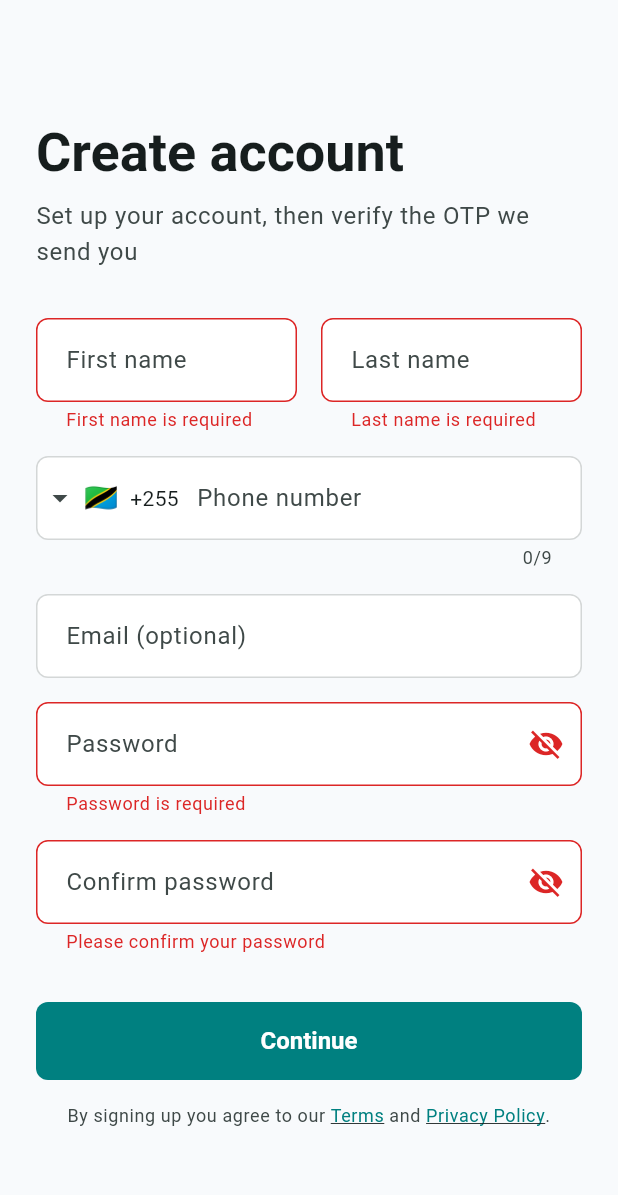
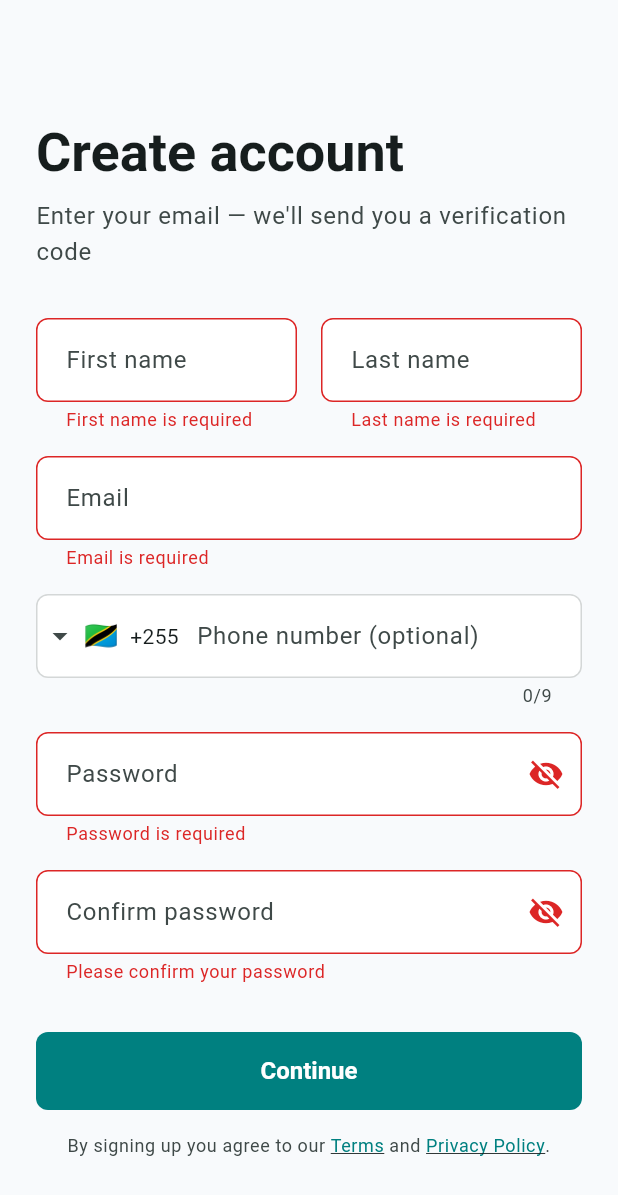
Before and after one commit to godblesskaaya/rishfy, a Flutter app: the RegisterScreen screen opened by its route, after a tap on "Continue", on a phone screen of 412 x 824 dp. Shown: the top 1195 px of the screen. Run offline on Flutter 3.47's test engine with Material 3 defaults, Android fonts, the phone set to English and light mode, and no system bars; drawn by our look-alikes of intl_phone_field; our stand-ins replace dio, equatable, firebase_core, firebase_crashlytics, firebase_messaging, flutter_riverpod and 9 more; missing offline and left inert: google_polyline_algorithm; accounts and stored records are empty.

Commit message:
feat(mobile/auth): switch login/register to email-first, phone optional
- login_screen: replace IntlPhoneField with email TextFormField
- register_screen: email required (top of form), phone optional with no validator failure
- forgot_password_screen: email field replaces phone field; updated copy throughout
- auth_remote_datasource: register() signature email required / phoneNumber optional
- auth_repository: interface + impl updated to match; contactLabel prefers email

```diff
--- a/mobile/lib/features/auth/data/datasources/auth_remote_datasource.dart
+++ b/mobile/lib/features/auth/data/datasources/auth_remote_datasource.dart
@@ -30,20 +30,20 @@ class AuthRemoteDataSource {
   }
 
   Future<RegistrationResponseDto> register({
-    required String phoneNumber,
+    required String email,
     required String password,
     String? fullName,
-    String? email,
+    String? phoneNumber,
   }) {
     return _send<Map<String, dynamic>, RegistrationResponseDto>(
       operation: 'register',
       request: () => _dio.post<Map<String, dynamic>>(
         '$_basePath/register',
         data: <String, dynamic>{
-          'phoneNumber': phoneNumber,
+          'email': email,
           'password': password,
           if (fullName != null && fullName.isNotEmpty) 'fullName': fullName,
-          if (email != null && email.isNotEmpty) 'email': email,
+          if (phoneNumber != null && phoneNumber.isNotEmpty) 'phoneNumber': phoneNumber,
         },
       ),
       parse: RegistrationResponseDto.fromJson,
--- a/mobile/lib/features/auth/domain/entities/user.dart
+++ b/mobile/lib/features/auth/domain/entities/user.dart
@@ -132,9 +132,9 @@ class PendingRegistration extends Equatable {
   final String? email;
   final DateTime? expiresAt;
 
-  String get contactLabel => phoneNumber?.isNotEmpty == true
-      ? phoneNumber!
-      : (email?.isNotEmpty == true ? email! : 'your account');
+  String get contactLabel => email?.isNotEmpty == true
+      ? email!
+      : (phoneNumber?.isNotEmpty == true ? phoneNumber! : 'your account');
 
   @override
   List<Object?> get props => <Object?>[userId, phoneNumber, email, expiresAt];
--- a/mobile/lib/features/auth/domain/repositories/auth_repository.dart
+++ b/mobile/lib/features/auth/domain/repositories/auth_repository.dart
@@ -9,12 +9,12 @@ abstract class AuthRepository {
     required String password,
   });
 
-  /// Create an account and trigger OTP delivery.
+  /// Create an account and trigger OTP delivery to email.
   Future<PendingRegistration> register({
-    required String phoneNumber,
+    required String email,
     required String password,
     String? fullName,
-    String? email,
+    String? phoneNumber,
   });
 
   /// Complete registration by verifying the OTP code.
--- a/mobile/lib/features/auth/presentation/screens/forgot_password_screen.dart
+++ b/mobile/lib/features/auth/presentation/screens/forgot_password_screen.dart
@@ -4,8 +4,6 @@ import 'package:flutter/material.dart';
 import 'package:flutter/services.dart';
 import 'package:flutter_riverpod/flutter_riverpod.dart';
 import 'package:go_router/go_router.dart';
-import 'package:intl_phone_field/intl_phone_field.dart';
-import 'package:intl_phone_field/phone_number.dart';
 
 import '../../../../core/constants/app_constants.dart';
 import '../../../../core/errors/app_exception.dart';
@@ -22,18 +20,16 @@ class ForgotPasswordScreen extends ConsumerStatefulWidget {
       _ForgotPasswordScreenState();
 }
 
-class _ForgotPasswordScreenState
-    extends ConsumerState<ForgotPasswordScreen> {
+class _ForgotPasswordScreenState extends ConsumerState<ForgotPasswordScreen> {
   final GlobalKey<FormState> _requestFormKey = GlobalKey<FormState>();
   final GlobalKey<FormState> _confirmFormKey = GlobalKey<FormState>();
+  final TextEditingController _emailCtrl = TextEditingController();
   final TextEditingController _otpCtrl = TextEditingController();
   final TextEditingController _passwordCtrl = TextEditingController();
   final TextEditingController _confirmCtrl = TextEditingController();
 
   _Step _step = _Step.request;
   String _identifier = '';
-  String _phoneCountryCode = '+255';
-  String _phoneNumber = '';
   bool _submitting = false;
   bool _obscurePwd = true;
   String? _error;
@@ -41,6 +37,7 @@ class _ForgotPasswordScreenState
 
   @override
   void dispose() {
+    _emailCtrl.dispose();
     _otpCtrl.dispose();
     _passwordCtrl.dispose();
     _confirmCtrl.dispose();
@@ -49,7 +46,7 @@ class _ForgotPasswordScreenState
 
   Future<void> _requestReset() async {
     if (!(_requestFormKey.currentState?.validate() ?? false)) return;
-    final String id = '$_phoneCountryCode$_phoneNumber';
+    final String email = _emailCtrl.text.trim();
     setState(() {
       _submitting = true;
       _error = null;
@@ -58,12 +55,12 @@ class _ForgotPasswordScreenState
     try {
       await ref
           .read(authControllerProvider.notifier)
-          .requestPasswordReset(identifier: id);
+          .requestPasswordReset(identifier: email);
       if (!mounted) return;
       setState(() {
-        _identifier = id;
+        _identifier = email;
         _step = _Step.confirm;
-        _info = 'If an account matches that number, we sent a 6-digit code.';
+        _info = 'If an account matches that email, we sent a 6-digit code.';
       });
     } on AppException catch (e) {
       if (!mounted) return;
@@ -135,25 +132,26 @@ class _ForgotPasswordScreenState
           ),
           const SizedBox(height: 8),
           Text(
-            'Enter the phone number on your account. We will send a 6-digit '
+            'Enter the email address on your account. We will send a 6-digit '
             'code to verify it is you.',
             style: Theme.of(context).textTheme.bodyMedium,
           ),
           const SizedBox(height: 24),
-          IntlPhoneField(
-            initialCountryCode: 'TZ',
+          TextFormField(
+            controller: _emailCtrl,
+            keyboardType: TextInputType.emailAddress,
+            autocorrect: false,
             decoration: const InputDecoration(
-              labelText: 'Phone number',
-              hintText: '712 345 678',
+              labelText: 'Email address',
+              hintText: 'you@example.com',
             ),
-            onChanged: (PhoneNumber p) {
-              _phoneCountryCode = p.countryCode;
-              _phoneNumber = p.number;
-            },
-            validator: (PhoneNumber? phone) {
-              final String number = phone?.number ?? '';
-              if (number.length < 9) return 'Enter a valid phone number';
-              return null;
+            validator: (String? value) {
+              if (value == null || value.trim().isEmpty) {
+                return 'Email is required';
+              }
+              final bool ok = RegExp(r'^[^@\s]+@[^@\s]+\.[^@\s]+$')
+                  .hasMatch(value.trim());
+              return ok ? null : 'Invalid email address';
             },
           ),
           if (_error != null) ...<Widget>[
@@ -220,8 +218,7 @@ class _ForgotPasswordScreenState
               labelText: 'New password',
               helperText: 'Use at least 8 characters',
               suffixIcon: IconButton(
-                onPressed: () =>
-                    setState(() => _obscurePwd = !_obscurePwd),
+                onPressed: () => setState(() => _obscurePwd = !_obscurePwd),
                 icon: Icon(
                   _obscurePwd ? Icons.visibility_off : Icons.visibility,
                 ),
@@ -260,7 +257,7 @@ class _ForgotPasswordScreenState
             onPressed: _submitting
                 ? null
                 : () => setState(() => _step = _Step.request),
-            child: const Text('Use a different number'),
+            child: const Text('Use a different email'),
           ),
         ],
       ),
--- a/mobile/lib/features/auth/presentation/screens/register_screen.dart
+++ b/mobile/lib/features/auth/presentation/screens/register_screen.dart
@@ -54,21 +54,21 @@ class _RegisterScreenState extends ConsumerState<RegisterScreen> {
     });
 
     try {
-      final String fullPhone = '$_countryCode$_phoneNumber';
       final String firstName = _firstNameCtrl.text.trim();
       final String lastName = _lastNameCtrl.text.trim();
       final String fullName = <String>[firstName, lastName]
           .where((String part) => part.isNotEmpty)
           .join(' ');
 
+      final String? phone =
+          _phoneNumber.isNotEmpty ? '$_countryCode$_phoneNumber' : null;
+
       final PendingRegistration pending =
           await ref.read(authControllerProvider.notifier).register(
-                phoneNumber: fullPhone,
+                email: _emailCtrl.text.trim(),
                 password: _passwordCtrl.text,
                 fullName: fullName,
-                email: _emailCtrl.text.trim().isEmpty
-                    ? null
-                    : _emailCtrl.text.trim(),
+                phoneNumber: phone,
               );
 
       if (!mounted) return;
@@ -110,7 +110,7 @@ class _RegisterScreenState extends ConsumerState<RegisterScreen> {
                 ),
                 const SizedBox(height: 8),
                 Text(
-                  'Set up your account, then verify the OTP we send you',
+                  'Enter your email — we\'ll send you a verification code',
                   style: Theme.of(context).textTheme.bodyLarge?.copyWith(
                         color: Theme.of(context).colorScheme.onSurfaceVariant,
                       ),
@@ -148,10 +148,27 @@ class _RegisterScreenState extends ConsumerState<RegisterScreen> {
                   ],
                 ),
                 const SizedBox(height: 16),
+                TextFormField(
+                  controller: _emailCtrl,
+                  keyboardType: TextInputType.emailAddress,
+                  autocorrect: false,
+                  decoration: const InputDecoration(
+                    labelText: 'Email',
+                  ),
+                  validator: (String? value) {
+                    if (value == null || value.trim().isEmpty) {
+                      return 'Email is required';
+                    }
+                    final bool ok = RegExp(r'^[^@\s]+@[^@\s]+\.[^@\s]+$')
+                        .hasMatch(value.trim());
+                    return ok ? null : 'Invalid email address';
+                  },
+                ),
+                const SizedBox(height: 16),
                 IntlPhoneField(
                   initialCountryCode: 'TZ',
                   decoration: const InputDecoration(
-                    labelText: 'Phone number',
+                    labelText: 'Phone number (optional)',
                   ),
                   onChanged: (PhoneNumber phone) {
                     _phoneNumber = phone.number;
@@ -159,23 +176,9 @@ class _RegisterScreenState extends ConsumerState<RegisterScreen> {
                   },
                   validator: (PhoneNumber? phone) {
                     final String number = phone?.number ?? '';
-                    if (number.isEmpty) return 'Phone number is required';
+                    if (number.isEmpty) return null;
                     if (number.length < 9) return 'Phone number is too short';
                     return null;
-                  },
-                ),
-                const SizedBox(height: 16),
-                TextFormField(
-                  controller: _emailCtrl,
-                  keyboardType: TextInputType.emailAddress,
-                  decoration: const InputDecoration(
-                    labelText: 'Email (optional)',
-                  ),
-                  validator: (String? value) {
-                    if (value == null || value.trim().isEmpty) return null;
-                    final bool ok = RegExp(r'^[^@\s]+@[^@\s]+\.[^@\s]+$')
-                        .hasMatch(value.trim());
-                    return ok ? null : 'Invalid email';
                   },
                 ),
                 const SizedBox(height: 16),
```
Also changed, not shown: mobile/lib/features/auth/data/repositories/auth_repository_impl.dart (+5 -7 lines), mobile/lib/features/auth/presentation/providers/auth_provider.dart (+4 -4 lines), mobile/lib/features/auth/presentation/screens/login_screen.dart (+19 -24 lines).
